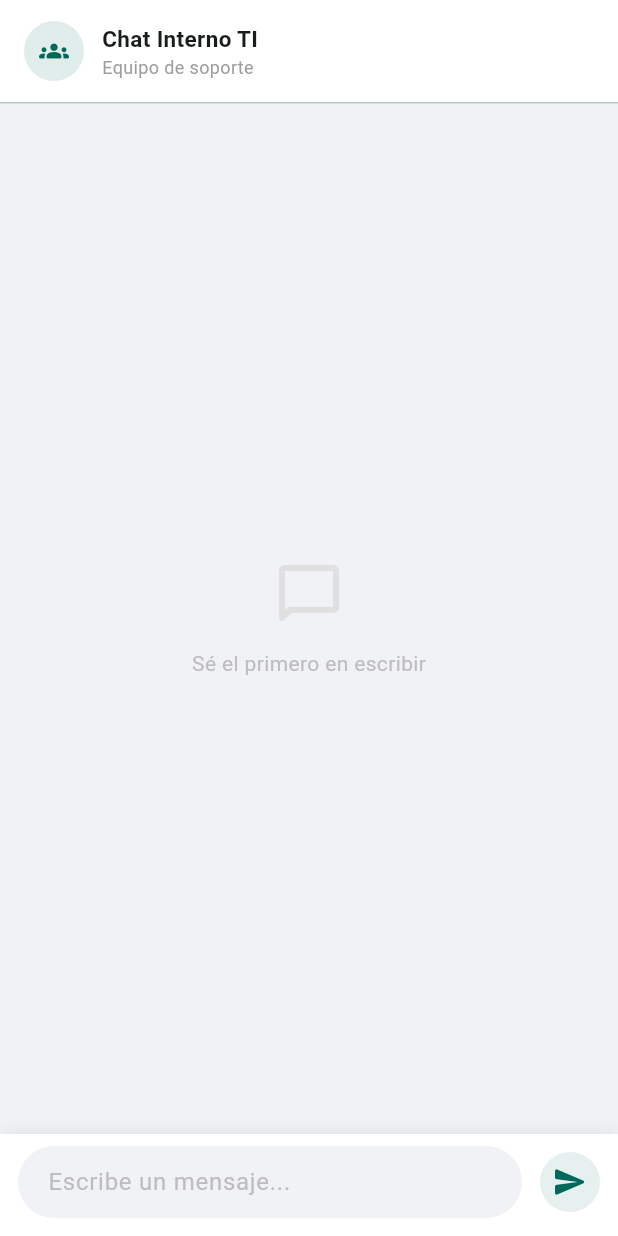
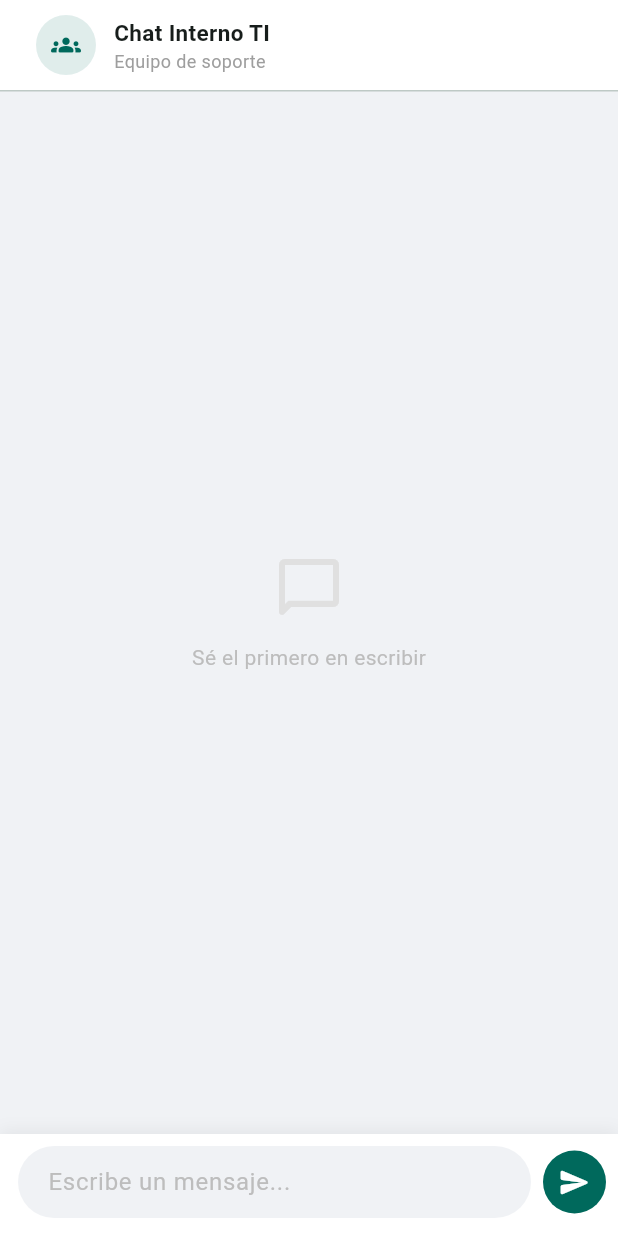
Before and after one commit to cmartinez89/Sistema_tickets_flutter, a Flutter app: the ChatScreen screen opened directly with empty values, on a phone screen of 412 x 824 dp. Run offline on Flutter 3.47's test engine with Material 3 defaults, Android fonts, the phone set to English and light mode, and no system bars; our stand-ins replace web; missing offline and left inert: dart:js_interop.

Commit message:
Fix: botón enviar chat, ícono menú chat y FAB flotante global
- Botón enviar: círculo sólido color primario con ícono blanco (visible)
- Ícono menú: Stack con badge rojo manual (más confiable que Badge widget)
- FAB flotante en toda la app con badge de no leídos, toca y vuelves a pantalla anterior
- Flecha volver en header del chat cuando se accede por FAB
- README actualizado con funcionalidades de chat y estructura de archivos

Co-Authored-By: Claude Sonnet 4.6 <noreply@anthropic.com>

```diff
--- a/lib/screens/chat_screen.dart
+++ b/lib/screens/chat_screen.dart
@@ -7,12 +7,14 @@ class ChatScreen extends StatefulWidget {
   final List<ChatMessage> mensajes;
   final Session session;
   final ApiService api;
+  final VoidCallback? onVolver;
 
   const ChatScreen({
     super.key,
     required this.mensajes,
     required this.session,
     required this.api,
+    this.onVolver,
   });
 
   @override
@@ -85,10 +87,18 @@ class _ChatScreenState extends State<ChatScreen> {
           // Header
           Container(
             width: double.infinity,
-            padding: const EdgeInsets.fromLTRB(16, 14, 16, 14),
+            padding: const EdgeInsets.fromLTRB(8, 10, 16, 10),
             color: Colors.white,
             child: Row(
               children: [
+                if (widget.onVolver != null)
+                  IconButton(
+                    icon: const Icon(Icons.arrow_back_rounded),
+                    onPressed: widget.onVolver,
+                    tooltip: 'Volver',
+                  )
+                else
+                  const SizedBox(width: 16),
                 CircleAvatar(
                   backgroundColor: primary.withValues(alpha: 0.12),
                   child: Icon(Icons.groups_rounded, color: primary, size: 20),
@@ -169,14 +179,24 @@ class _ChatScreenState extends State<ChatScreen> {
                 ),
                 const SizedBox(width: 8),
                 _enviando
-                    ? const SizedBox(width: 44, height: 44, child: Padding(padding: EdgeInsets.all(10), child: CircularProgressIndicator(strokeWidth: 2)))
-                    : IconButton(
-                        onPressed: _enviar,
-                        icon: const Icon(Icons.send_rounded),
+                    ? SizedBox(
+                        width: 44,
+                        height: 44,
+                        child: Padding(
+                          padding: const EdgeInsets.all(10),
+                          child: CircularProgressIndicator(strokeWidth: 2, color: primary),
+                        ),
+                      )
+                    : Material(
                         color: primary,
-                        style: IconButton.styleFrom(
-                          backgroundColor: primary.withValues(alpha: 0.1),
-                          shape: const CircleBorder(),
+                        shape: const CircleBorder(),
+                        child: InkWell(
+                          customBorder: const CircleBorder(),
+                          onTap: _enviar,
+                          child: const Padding(
+                            padding: EdgeInsets.all(10),
+                            child: Icon(Icons.send_rounded, color: Colors.white, size: 22),
+                          ),
                         ),
                       ),
               ],
```
Also changed, not shown: lib/screens/main_layout.dart (+69 -5 lines), 1 other file.
